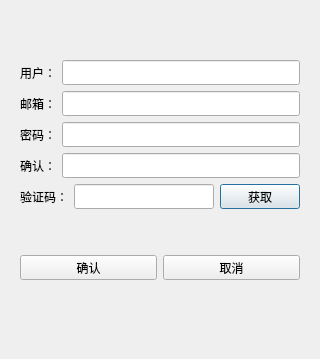
Old version of the form registerdialog.ui in the repository Sscicada/ChatRoom.
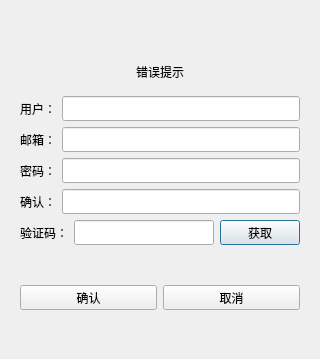
New version of the form.

Patch:
```diff
--- a/registerdialog.ui
+++ b/registerdialog.ui
@@ -36,6 +36,22 @@
            </property>
           </spacer>
          </item>
+         <item>
+          <widget class="QWidget" name="widget" native="true">
+           <layout class="QVBoxLayout" name="verticalLayout_4">
+            <item>
+             <widget class="QLabel" name="err_tip">
+              <property name="text">
+               <string>错误提示</string>
+              </property>
+              <property name="alignment">
+               <set>Qt::AlignmentFlag::AlignCenter</set>
+              </property>
+             </widget>
+            </item>
+           </layout>
+          </widget>
+         </item>
          <item>
           <layout class="QHBoxLayout" name="horizontalLayout_2">
            <item>
```
Left out of the diff: 4 changed lines with no effect on the pictures.
